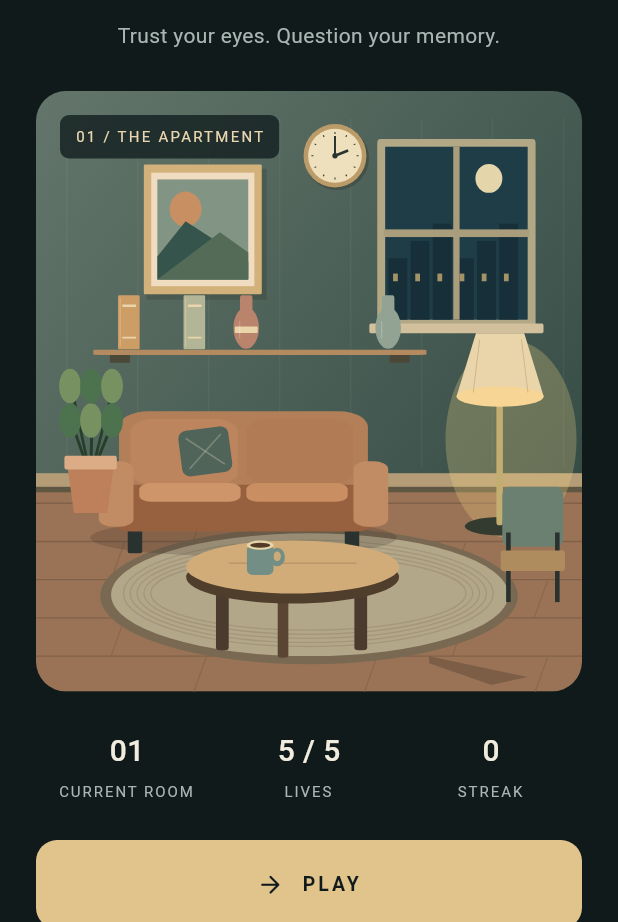
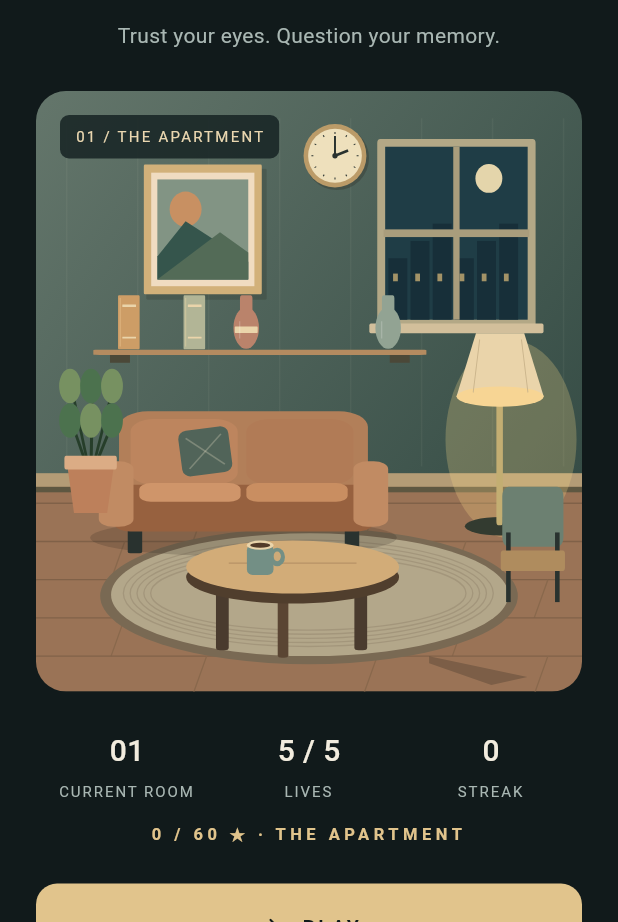
Before and after one commit to MrImran7/ECHO-ROOM, a Flutter app: the screen it shows after launch, on a phone screen of 412 x 824 dp, the part 314-1236 px from its top. Run offline on Flutter 3.47's test engine with Material 3 defaults, Android fonts, the phone set to English and light mode, and no system bars; our stand-ins replace audioplayers, flutter_riverpod, shared_preferences; missing offline and left inert: flame.

Commit message:
feat(progression): add chapter mastery, milestone rewards and player records

```diff
--- a/lib/core/config.dart
+++ b/lib/core/config.dart
@@ -2,8 +2,8 @@ import 'package:flutter/foundation.dart';
 
 abstract final class GameConfig {
   static const maxLives = 5;
-  static const initialHints = 12;
-  static const hintReward = 2;
+  static const initialHints = 3;
+  static const hintRewards = {5: 2, 10: 2, 15: 2, 20: 3};
   static const hintCosts = [1, 2, 3];
   static const hintPenalties = [100, 250, 500];
   static const streakMultipliers = {0: 1.0, 3: 1.2, 5: 1.5, 10: 2.0};
--- a/lib/models/progress.dart
+++ b/lib/models/progress.dart
@@ -67,6 +67,9 @@ class Progress {
     this.hints = GameConfig.initialHints,
     this.streak = 0,
     this.bestStreak = 0,
+    this.correctAnswers = 0,
+    this.wrongTaps = 0,
+    this.hintsUsed = 0,
     this.dailyStreak = 0,
     this.bestDailyStreak = 0,
     this.lastDailyWin,
@@ -91,6 +94,9 @@ class Progress {
       hints,
       streak,
       bestStreak,
+      correctAnswers,
+      wrongTaps,
+      hintsUsed,
       dailyStreak,
       bestDailyStreak;
   final DateTime? lifeAnchor;
@@ -112,6 +118,9 @@ class Progress {
       hints: j['hints'] as int? ?? GameConfig.initialHints,
       streak: j['streak'] as int? ?? 0,
       bestStreak: j['bestStreak'] as int? ?? 0,
+      correctAnswers: j['correctAnswers'] as int? ?? (j['levels'] as Json? ?? {}).length,
+      wrongTaps: j['wrongTaps'] as int? ?? 0,
+      hintsUsed: j['hintsUsed'] as int? ?? 0,
       dailyStreak: j['dailyStreak'] as int? ?? 0,
       bestDailyStreak: j['bestDailyStreak'] as int? ?? 0,
       lastDailyWin: j['lastDailyWin'] as String?,
@@ -147,6 +156,9 @@ class Progress {
     'hints': hints,
     'streak': streak,
     'bestStreak': bestStreak,
+    'correctAnswers': correctAnswers,
+    'wrongTaps': wrongTaps,
+    'hintsUsed': hintsUsed,
     'dailyStreak': dailyStreak,
     'bestDailyStreak': bestDailyStreak,
     'lastDailyWin': lastDailyWin,
@@ -161,6 +173,16 @@ class Progress {
     'activeSession': activeSession,
   };
 
+  /// Derived from records so replays cannot inflate chapter mastery.
+  int roomsCompleted(int count) => levels.keys.where((id) => id >= 1 && id <= count).length;
+  int totalStars(int count) => levels.entries
+      .where((entry) => entry.key >= 1 && entry.key <= count)
+      .fold(0, (sum, entry) => sum + entry.value.stars);
+  bool chapterComplete(int count) => roomsCompleted(count) == count;
+  int completionPercent(int count) => count == 0 ? 0 : (100 * roomsCompleted(count) / count).round();
+  double? get bestResponseTime => levels.values.isEmpty ? null :
+      levels.values.map((r) => r.bestTime).reduce((a, b) => a < b ? a : b);
+
   /// Patch through the schema codec: one serialization contract for persistence
   /// and updates. Progress is small; writes occur at decisions, never per frame.
   Progress patch(Json values) => Progress.fromJson({...toJson(), ...values});
--- a/lib/screens/chapters_screen.dart
+++ b/lib/screens/chapters_screen.dart
@@ -28,9 +28,11 @@ class ChaptersScreen extends ConsumerWidget {
           ),
           const SizedBox(height: 12),
           Text(
-            '${p.levels.length} / ${catalog.levels.length} rooms remembered',
+            '${p.roomsCompleted(catalog.levels.length)} / ${catalog.levels.length} rooms remembered · ${p.completionPercent(catalog.levels.length)}%',
             textAlign: TextAlign.center,
           ),
+          const SizedBox(height: 12),
+          Eyebrow('${p.totalStars(catalog.levels.length)} / ${catalog.levels.length * 3} ★'),
           const SizedBox(height: 24),
           RoomPreview(catalog.rooms.values.first),
           const SizedBox(height: 22),
@@ -49,7 +51,7 @@ class ChaptersScreen extends ConsumerWidget {
                 final id = catalog.levels[index].levelId,
                     locked = id > p.highestLevel && !unlockAll;
                 return Semantics(
-                  label: 'Room $id${locked ? ', locked' : ''}',
+                  label: 'Room $id${locked ? ', locked' : p.levels.containsKey(id) ? ', completed, ${p.levels[id]!.stars} stars' : ', unlocked'}',
                   child: Material(
                     color: EchoTheme.surface,
                     borderRadius: BorderRadius.circular(14),
--- a/lib/screens/home_screen.dart
+++ b/lib/screens/home_screen.dart
@@ -137,6 +137,8 @@ class _HomeScreenState extends ConsumerState<HomeScreen>
               style: const TextStyle(fontSize: 12),
             ),
           ],
+          const SizedBox(height: 12),
+          Eyebrow('${p.totalStars(catalog.levels.length)} / ${catalog.levels.length * 3} ★ · THE APARTMENT'),
           const SizedBox(height: 25),
           ActionButton(
             p.activeSession != null ? 'CONTINUE ROOM' : 'PLAY',
```
Also changed, not shown: lib/achievements/definitions.dart (+20 -1 lines), lib/collection/definitions.dart (+9 -3 lines), lib/screens/collection_screen.dart (+9 -3 lines), lib/screens/result_screen.dart (+45 -11 lines), lib/services/progression_service.dart (+43 -6 lines), 5 other files.
